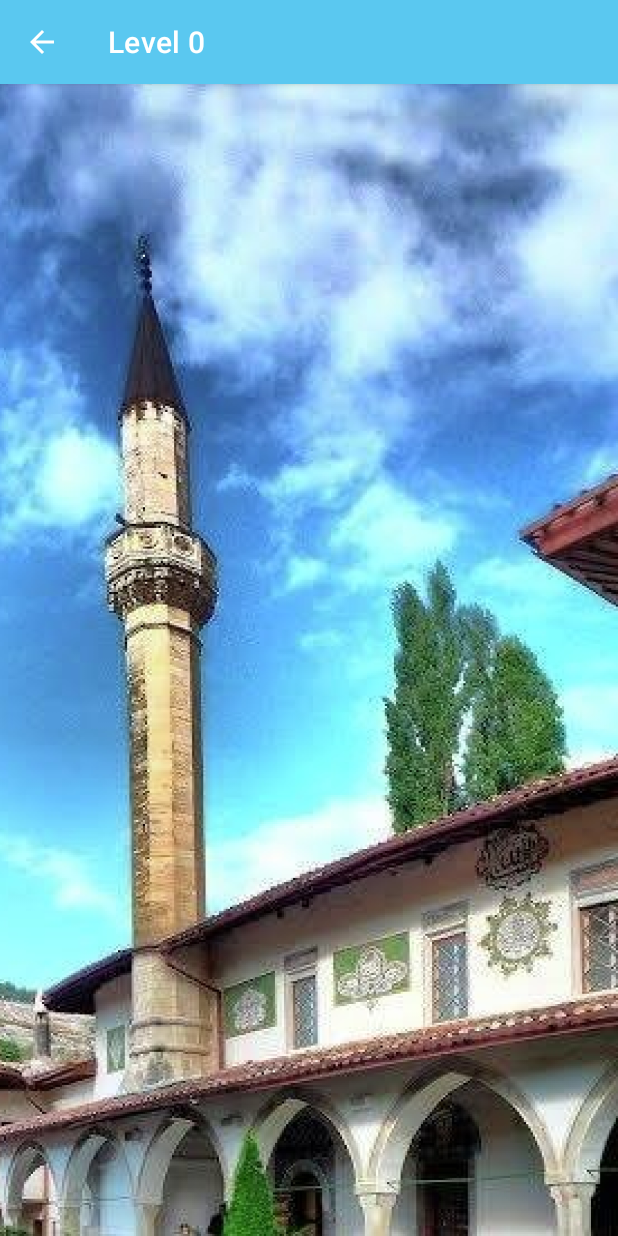
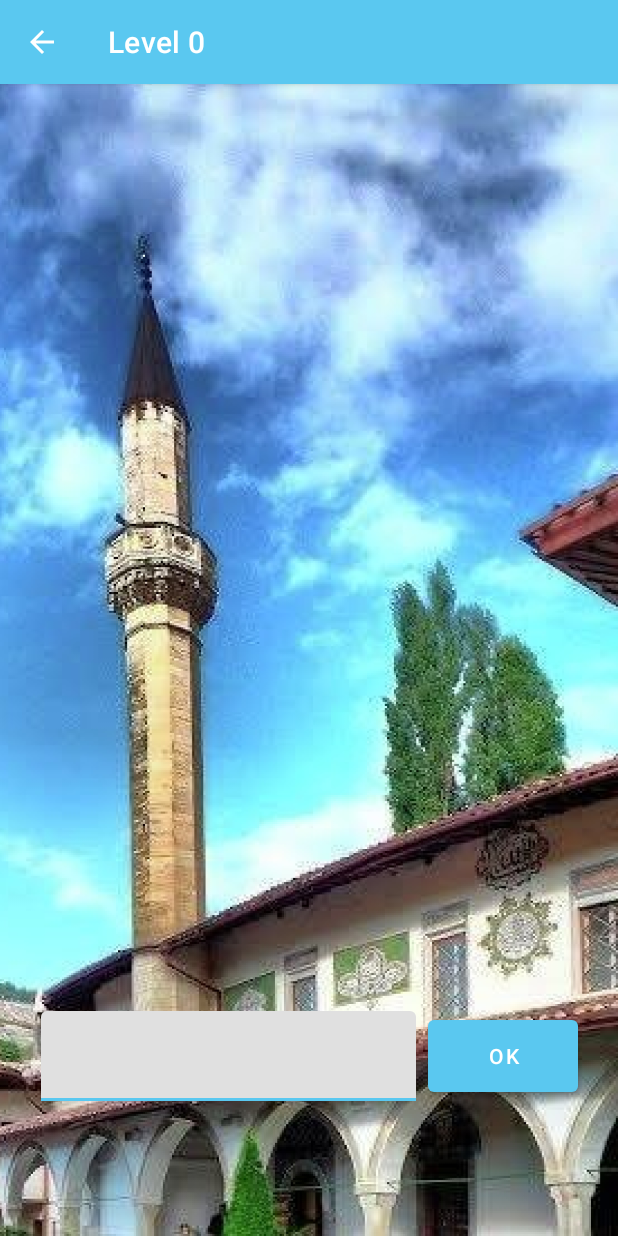
Before and after one commit to Ahtem707/GizliSoz_android, an Android app: the LevelActivity screen opened directly, with no data from a screen before it, on a phone screen of 412 x 824 dp. Run offline under Robolectric (Android 15) with nearby library versions, the phone set to English and light mode, and no system bars.

Commit message:
Добавил поле ввода

```diff
--- a/app/src/main/java/com/iw/gizlysoz/Level/LevelActivity.kt
+++ b/app/src/main/java/com/iw/gizlysoz/Level/LevelActivity.kt
@@ -5,17 +5,18 @@ import android.graphics.Color
 import android.graphics.drawable.Drawable
 import android.graphics.drawable.GradientDrawable
 import android.os.Bundle
+import android.text.Editable
 import android.util.Log
 import android.view.Gravity
-import android.view.MenuItem
 import android.view.View
+import android.widget.Button
 import android.widget.FrameLayout
 import android.widget.LinearLayout
 import android.widget.TextView
 import androidx.appcompat.app.AppCompatActivity
-import androidx.core.app.NavUtils
 import androidx.core.view.children
 import androidx.core.view.isVisible
+import com.google.android.material.textfield.TextInputEditText
 import com.iw.gizlysoz.Level.LevelViewModel
 import com.iw.gizlysoz.Level.Words
 
@@ -26,6 +27,8 @@ class LevelActivity : AppCompatActivity() {
 
     private lateinit var view: View
     private lateinit var verticalLayout: LinearLayout
+    private lateinit var wordInput: TextInputEditText
+    private lateinit var wordBtn: Button
 
     private val cellSize = 150
     private val cellMargin = 20
@@ -61,6 +64,15 @@ class LevelActivity : AppCompatActivity() {
     private fun setupSubview() {
         view = findViewById(R.id.LevelView)
         verticalLayout = findViewById(R.id.verticalLayout)
+        wordInput = findViewById(R.id.wordInput)
+        wordBtn = findViewById(R.id.wordBtn)
+        wordBtn.setOnClickListener {
+            val text = wordInput.text.toString()
+            if(text != null) {
+                print("myLog: text $text")
+                openWord(text)
+            }
+        }
     }
 
     private fun updateMatrix() {
@@ -93,7 +105,7 @@ class LevelActivity : AppCompatActivity() {
         }
     }
 
-    private fun openWord(text: String) {
+    private fun openWord(text: String?) {
         if(viewModel.levelData == null) return
         val level = viewModel.levelData!!
 
--- a/app/src/main/res/layout/level_activity.xml
+++ b/app/src/main/res/layout/level_activity.xml
@@ -21,21 +21,47 @@
         android:id="@+id/verticalLayout"
         android:layout_width="wrap_content"
         android:layout_height="wrap_content"
-        android:layout_marginTop="30dp"
+        android:layout_marginTop="100dp"
         android:orientation="vertical"
         app:layout_constraintEnd_toEndOf="parent"
         app:layout_constraintHorizontal_bias="0.5"
         app:layout_constraintStart_toStartOf="parent"
-        app:layout_constraintTop_toTopOf="parent"></LinearLayout>
+        app:layout_constraintTop_toTopOf="parent">
 
-    <FrameLayout
-        android:layout_width="300dp"
-        android:layout_height="300dp"
-        android:layout_marginBottom="30dp"
+    </LinearLayout>
+
+    <LinearLayout
+        android:layout_width="wrap_content"
+        android:layout_height="wrap_content"
+        android:layout_marginStart="20dp"
+        android:layout_marginEnd="20dp"
+        android:layout_marginBottom="50dp"
+        android:orientation="horizontal"
         app:layout_constraintBottom_toBottomOf="parent"
         app:layout_constraintEnd_toEndOf="parent"
         app:layout_constraintStart_toStartOf="parent">
 
-    </FrameLayout>
+        <com.google.android.material.textfield.TextInputLayout
+            android:layout_width="250dp"
+            android:layout_height="match_parent"
+            android:layout_marginStart="10dp"
+            android:layout_marginBottom="40dp">
+
+            <com.google.android.material.textfield.TextInputEditText
+                android:id="@+id/wordInput"
+                android:layout_width="match_parent"
+                android:layout_height="match_parent" />
+
+        </com.google.android.material.textfield.TextInputLayout>
+
+        <Button
+            android:id="@+id/wordBtn"
+            android:layout_width="100dp"
+            android:layout_height="match_parent"
+            android:layout_marginStart="8dp"
+            android:layout_marginEnd="10dp"
+            android:layout_marginBottom="40dp"
+            android:text="Ok" />
+    </LinearLayout>
 
 </androidx.constraintlayout.widget.ConstraintLayout>
```
Also changed, not shown: app/src/main/java/com/iw/gizlysoz/BlankFragment.kt (deleted, +0 -51 lines), app/src/main/res/layout/fragment_blank.xml (deleted, +0 -14 lines).
